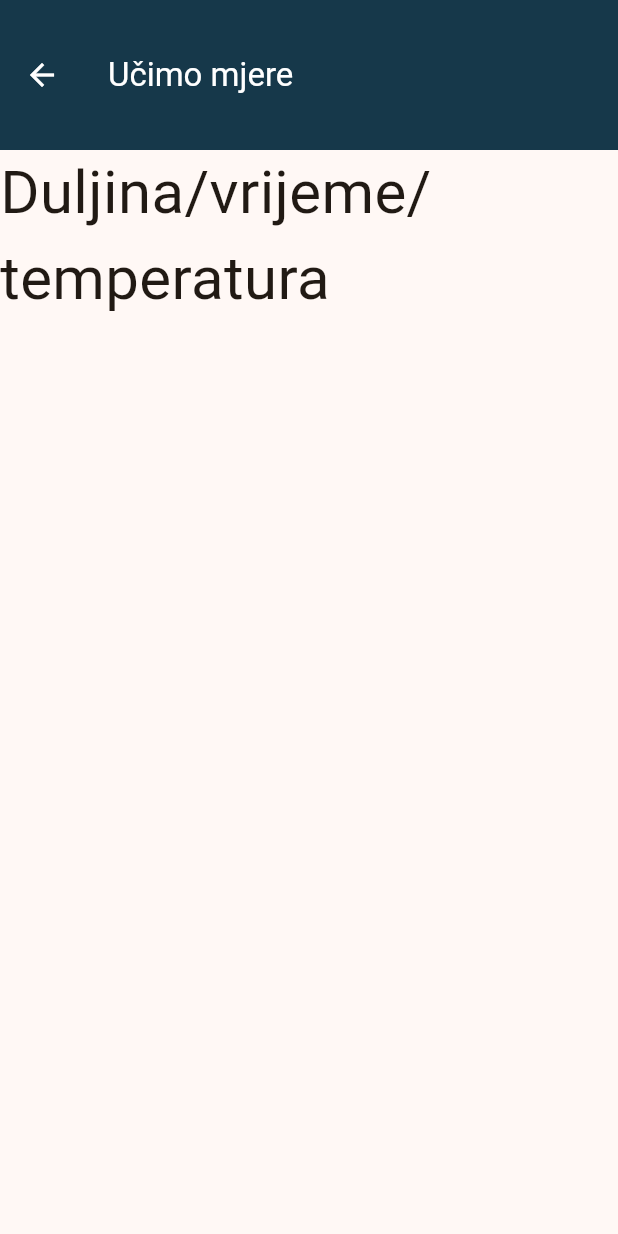
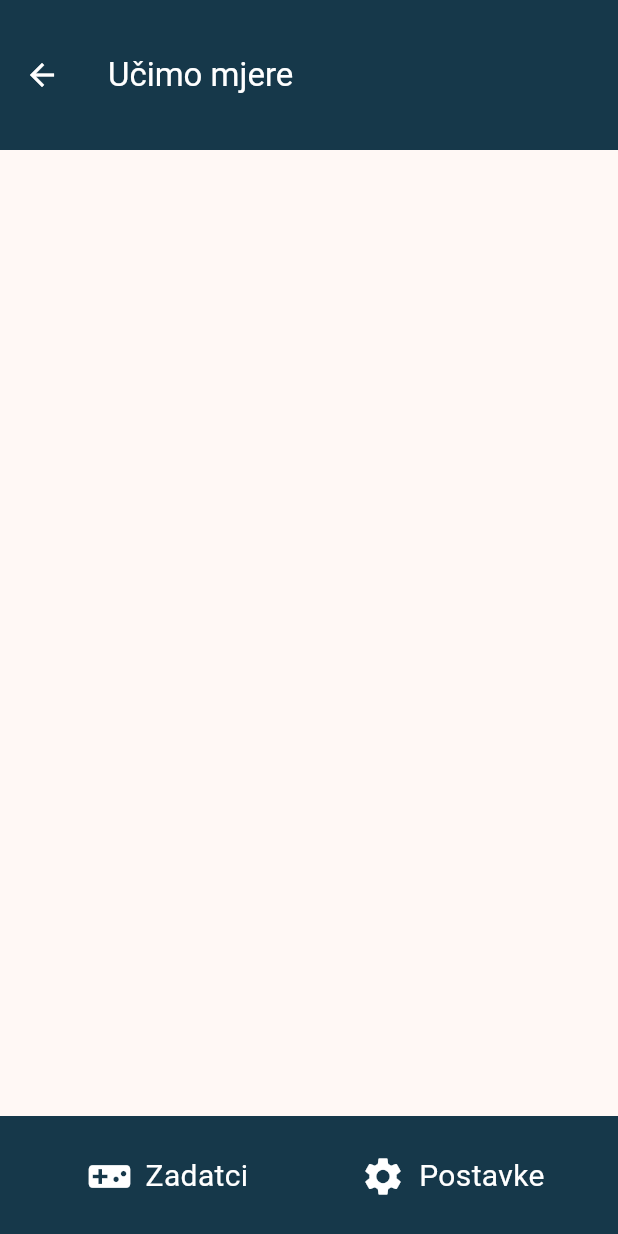
Before and after one commit to NikoVidovic/ucimo_mjere, a Flutter app: the screen it shows after launch, after a tap on "Mjerne jedinice za masu/duljinu/vrijeme", on a phone screen of 412 x 824 dp. Run offline on Flutter 3.47's test engine with Material 3 defaults, Android fonts, the light colour scheme and no system bars.

Commit message:
Dodan bottomNavBar

```diff
--- a/lib/game.dart
+++ b/lib/game.dart
@@ -13,6 +13,6 @@ class Game extends StatelessWidget {
                 style: TextStyle(color: Colors.white)),
             toolbarHeight: 100,
             backgroundColor: const Color.fromARGB(255, 22, 56, 74)),
-        body: GameBody()));
+        body: const GameBody()));
   }
 }
--- a/lib/game_body.dart
+++ b/lib/game_body.dart
@@ -1,17 +1,31 @@
 import 'package:flutter/material.dart';
+
+import 'game.dart';
+import 'izbornik_button.dart';
 
 class GameBody extends StatelessWidget {
   const GameBody({super.key});
   @override
   Widget build(BuildContext context) {
-    return const Column(
-      crossAxisAlignment: CrossAxisAlignment.center,
-      children: [
-        Text(
-          'Duljina/vrijeme/temperatura',
-          style: TextStyle(fontSize: 40),
-        )
-      ],
+    return const Scaffold(
+      bottomNavigationBar: BottomAppBar(
+        color: Color.fromARGB(255, 22, 56, 74),
+        child: Row(
+          mainAxisAlignment: MainAxisAlignment.spaceAround,
+          children: [
+            IzbornikButton(
+                ikona: Icon(Icons.videogame_asset),
+                title: 'Zadatci',
+                route: Game(),
+                boja: Colors.white),
+            IzbornikButton(
+                ikona: Icon(Icons.settings),
+                title: 'Postavke',
+                route: Game(),
+                boja: Colors.white)
+          ],
+        ),
+      ),
     );
   }
 }
--- a/lib/izbornik.dart
+++ b/lib/izbornik.dart
@@ -36,15 +36,20 @@ class Izbornik extends StatelessWidget {
         body: const Column(
           children: [
             IzbornikButton(
-                ikona: Icon(Icons.apps), title: 'Izbornik', route: MainMenu()),
+                ikona: Icon(Icons.apps),
+                title: 'Izbornik',
+                route: MainMenu(),
+                boja: Colors.black),
             IzbornikButton(
                 ikona: Icon(Icons.error),
                 title: 'O aplikaciji',
-                route: OAplikaciji()),
+                route: OAplikaciji(),
+                boja: Colors.black),
             IzbornikButton(
                 ikona: Icon(Icons.email),
                 title: 'Prijavi problem',
-                route: MainMenu())
+                route: MainMenu(),
+                boja: Colors.black)
           ],
         )));
   }
--- a/lib/izbornik_button.dart
+++ b/lib/izbornik_button.dart
@@ -4,17 +4,20 @@ class IzbornikButton extends StatelessWidget {
   final Icon ikona;
   final String title;
   final Widget route;
+  final Color boja;
   const IzbornikButton(
       {super.key,
       required this.ikona,
       required this.title,
-      required this.route});
+      required this.route,
+      required this.boja});
   @override
   Widget build(BuildContext context) {
     return (Row(children: [
       IconButton(
           icon: ikona,
           iconSize: 30,
+          color: boja,
           onPressed: () {
             Navigator.push(
                 context, MaterialPageRoute(builder: (context) => route));
@@ -26,7 +29,7 @@ class IzbornikButton extends StatelessWidget {
               MaterialPageRoute(builder: (context) => route),
             );
           },
-          child: Text(title, style: const TextStyle(fontSize: 20)))
+          child: Text(title, style: TextStyle(fontSize: 20, color: boja)))
     ]));
   }
 }
--- a/lib/main_button.dart
+++ b/lib/main_button.dart
@@ -19,7 +19,7 @@ class MainButton extends StatelessWidget {
             onPressed: () {
               Navigator.push(
                 context,
-                MaterialPageRoute(builder: (context) => Game()),
+                MaterialPageRoute(builder: (context) => const Game()),
               );
             },
             style: ButtonStyle(
```
